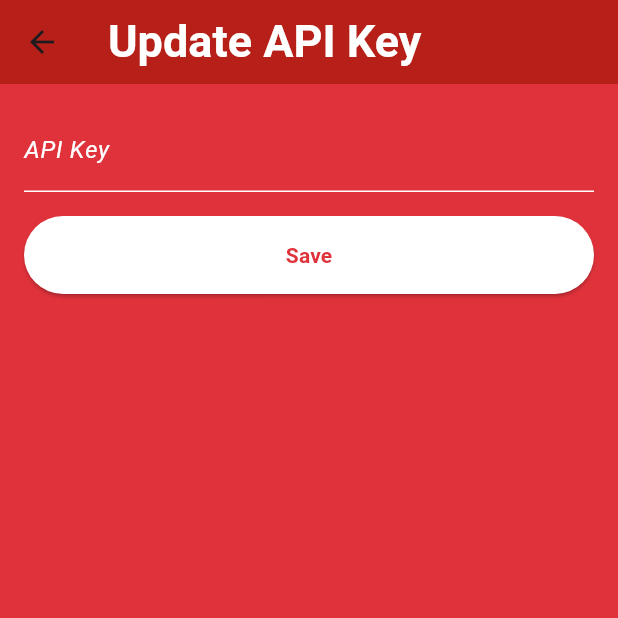
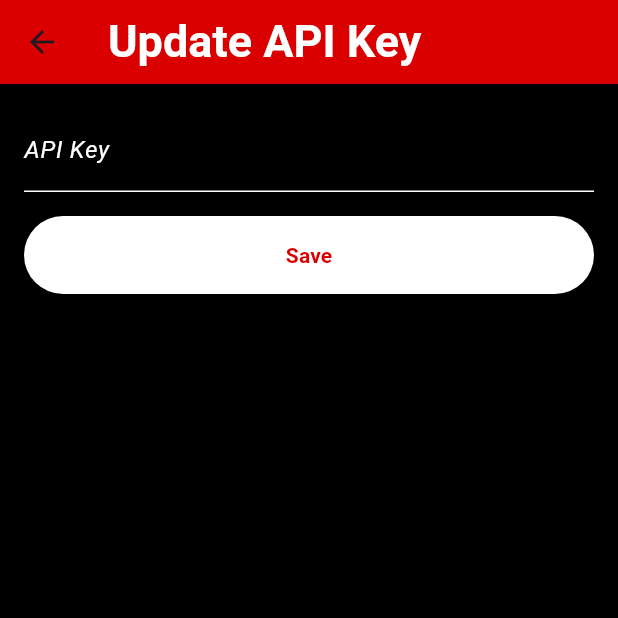
Before and after one commit to tarush10000/Pokedex2.0, a Flutter app: the UpdateApiKeyScreen screen opened directly with empty values, on a phone screen of 412 x 824 dp, the top half of it. Run offline on Flutter 3.47's test engine with Material 3 defaults, Android fonts, the light colour scheme and no system bars; our stand-ins replace flutter_secure_storage, google_generative_ai, image_picker, sqflite; missing offline and left inert: spider_chart; accounts and stored records are empty.

Commit message:
minor fix

```diff
--- a/lib/main.dart
+++ b/lib/main.dart
@@ -1354,10 +1354,10 @@ class _UpdateApiKeyScreenState extends State<UpdateApiKeyScreen> {
     return Scaffold(
       appBar: AppBar(
         title: const Text('Update API Key', style: TextStyle(color: Colors.white, fontSize: 30, fontWeight: FontWeight.bold)),
-        backgroundColor: const Color.fromARGB(255, 182, 32, 24),
+        backgroundColor: const Color.fromARGB(255, 219, 0, 0),
       ),
       body: Container(
-        color: const Color.fromARGB(255, 224, 50, 59),
+        color: const Color.fromARGB(255, 0, 0, 0),
         padding: const EdgeInsets.all(16.0),
         child: Column(
           crossAxisAlignment: CrossAxisAlignment.stretch,
@@ -1380,7 +1380,7 @@ class _UpdateApiKeyScreenState extends State<UpdateApiKeyScreen> {
             const SizedBox(height: 16),
             ElevatedButton(
               style: ElevatedButton.styleFrom(
-                foregroundColor: const Color.fromARGB(255, 224, 50, 59), backgroundColor: Colors.white,
+                foregroundColor: const Color.fromARGB(255, 219, 0, 0), backgroundColor: Colors.white,
                 padding: const EdgeInsets.symmetric(vertical: 16.0),
               ),
               onPressed: () {
```
